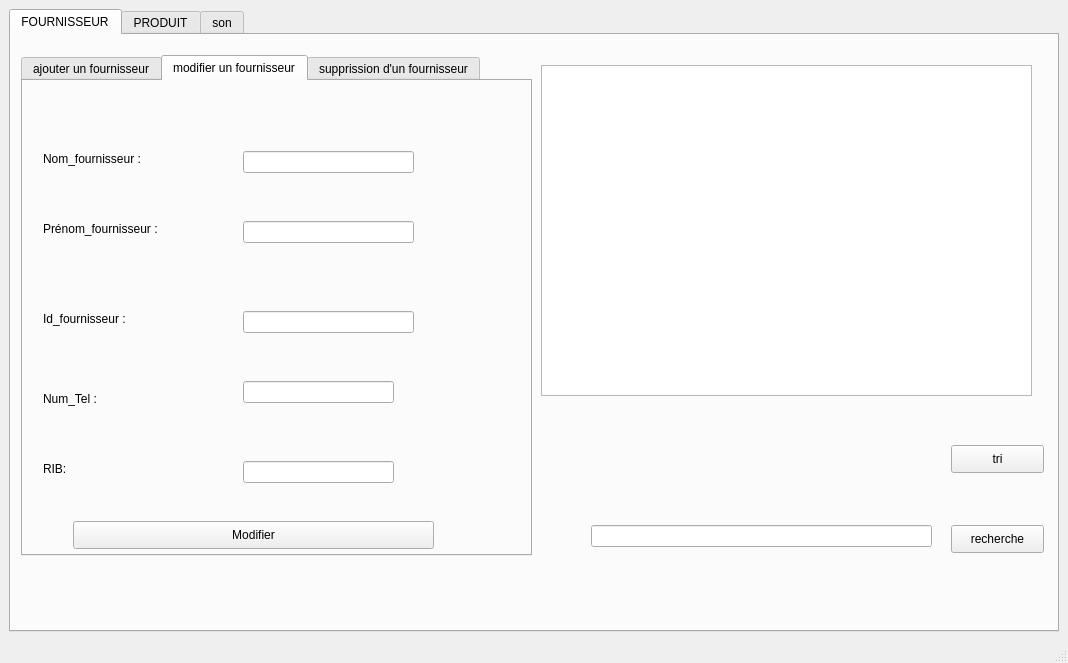
Before: the Qt Designer form Desktop/projet c++/gra/mainwindow.ui in boubakri-ch/Smart_Factory_2A5, drawn with Qt 5.
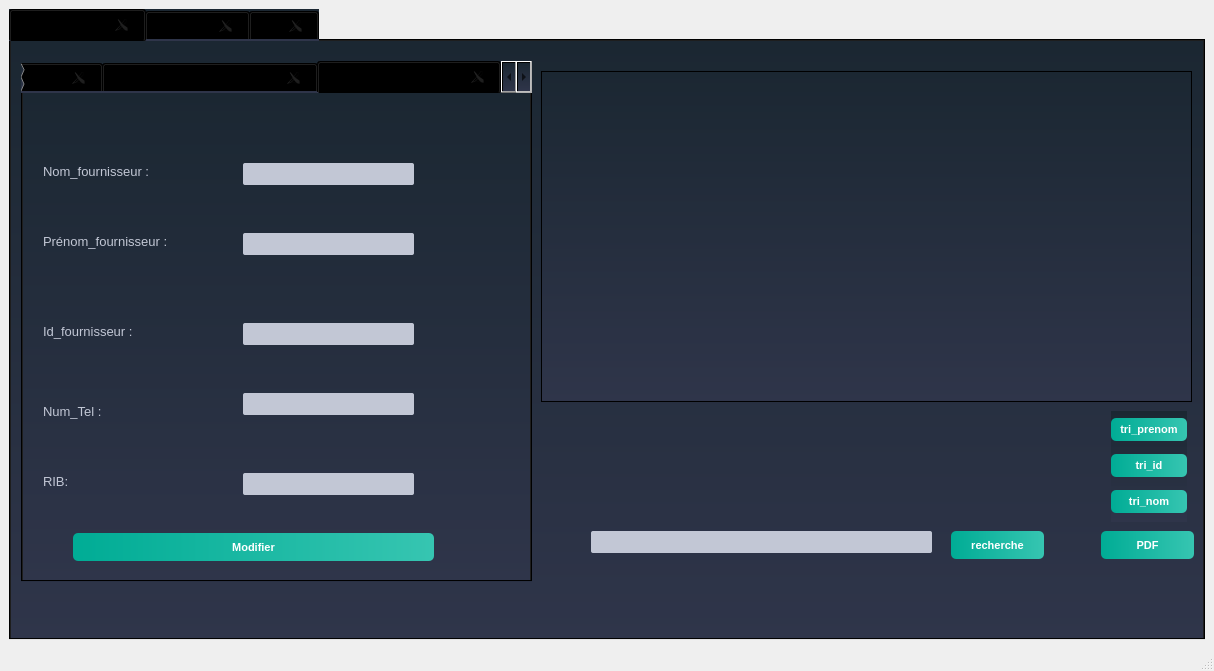
After: the same form once the commit is applied. The open tabs and pages were chosen to show the change.

```diff
--- a/Desktop/projet c++/gra/mainwindow.ui
+++ b/Desktop/projet c++/gra/mainwindow.ui
@@ -6,19 +6,41 @@
    <rect>
     <x>0</x>
     <y>0</y>
-    <width>1068</width>
-    <height>663</height>
+    <width>1214</width>
+    <height>671</height>
    </rect>
   </property>
   <property name="windowTitle">
    <string>MainWindow</string>
   </property>
+  <property name="styleSheet">
+   <string notr="true">color::rgb(85, 255, 255)
+</string>
+  </property>
   <widget class="QWidget" name="centralwidget">
    <layout class="QVBoxLayout" name="verticalLayout_8">
     <item>
      <widget class="QTabWidget" name="tabWidget">
+      <property name="font">
+       <font>
+        <weight>75</weight>
+        <italic>true</italic>
+        <bold>true</bold>
+        <underline>true</underline>
+        <strikeout>false</strikeout>
+       </font>
+      </property>
+      <property name="styleSheet">
+       <string notr="true">background-color: qlineargradient(spread:repeat, x1:1, y1:0, x2:1, y2:1, stop:0 rgba(27, 39, 50, 255),stop:1 rgba(47, 53, 74, 255));
+	color: #000000;
+
+</string>
+      </property>
       <property name="currentIndex">
-       <number>2</number>
+       <number>1</number>
+      </property>
+      <property name="tabsClosable">
+       <bool>true</bool>
       </property>
       <widget class="QWidget" name="tab">
        <attribute name="title">
@@ -30,11 +52,25 @@
           <x>10</x>
           <y>20</y>
           <width>511</width>
-          <height>501</height>
+          <height>521</height>
          </rect>
         </property>
+        <property name="font">
+         <font>
+          <weight>75</weight>
+          <italic>true</italic>
+          <bold>true</bold>
+          <underline>true</underline>
+         </font>
+        </property>
+        <property name="styleSheet">
+         <string notr="true">alternate-background-color: rgb(0, 0, 127);</string>
+        </property>
         <property name="currentIndex">
-         <number>1</number>
+         <number>0</number>
+        </property>
+        <property name="tabsClosable">
+         <bool>true</bool>
         </property>
         <widget class="QWidget" name="tab_3">
          <attribute name="title">
@@ -167,6 +203,92 @@
             <height>22</height>
            </rect>
           </property>
+          <property name="styleSheet">
+           <string notr="true">background-color: #c2c7d5;
+	color: #000;
+	font-weight: bold;
+	border: none;
+	border-radius: 2px;
+	padding: 3px;</string>
+          </property>
+         </widget>
+        </widget>
+        <widget class="QWidget" name="tab_4">
+         <attribute name="title">
+          <string>supprission d'un fournisseur</string>
+         </attribute>
+         <widget class="QLabel" name="label">
+          <property name="geometry">
+           <rect>
+            <x>30</x>
+            <y>130</y>
+            <width>131</width>
+            <height>16</height>
+           </rect>
+          </property>
+          <property name="styleSheet">
+           <string notr="true">QLabel
+{
+	background-color: transparent;
+	color: #c2c7d5;
+	font-size: 13px;
+
+}</string>
+          </property>
+          <property name="text">
+           <string>id_fournisseur</string>
+          </property>
+         </widget>
+         <widget class="QPushButton" name="pushButton">
+          <property name="geometry">
+           <rect>
+            <x>50</x>
+            <y>430</y>
+            <width>361</width>
+            <height>28</height>
+           </rect>
+          </property>
+          <property name="styleSheet">
+           <string notr="true">QPushButton
+{
+	background-color: qlineargradient(spread:pad, x1:0, y1:0.511, x2:1, y2:0.511, stop:0 rgba(0, 172, 149, 255),stop:0.995192 rgba(54, 197, 177, 255));
+	color: #fff;
+	font-size: 11px;
+	font-weight: bold;
+	border: none;
+	border-radius: 5px;
+	padding: 5px;
+
+}
+
+
+QPushButton::hover
+{
+	background-color: qlineargradient(spread:pad, x1:0, y1:0.511, x2:1, y2:0.511, stop:0 rgba(0, 207, 179, 255),stop:1 rgba(70, 255, 230, 255));
+
+}</string>
+          </property>
+          <property name="text">
+           <string>Supprimer</string>
+          </property>
+         </widget>
+         <widget class="QLineEdit" name="id_sup">
+          <property name="geometry">
+           <rect>
+            <x>220</x>
+            <y>130</y>
+            <width>161</width>
+            <height>22</height>
+           </rect>
+          </property>
+          <property name="styleSheet">
+           <string notr="true">background-color: #c2c7d5;
+	color: #000;
+	font-weight: bold;
+	border: none;
+	border-radius: 2px;
+	padding: 3px;</string>
+          </property>
          </widget>
         </widget>
         <widget class="QWidget" name="tab_5">
@@ -182,6 +304,15 @@
             <height>16</height>
            </rect>
           </property>
+          <property name="styleSheet">
+           <string notr="true">QLabel
+{
+	background-color: transparent;
+	color: #c2c7d5;
+	font-size: 13px;
+
+}</string>
+          </property>
           <property name="text">
            <string>Nom_fournisseur :</string>
           </property>
@@ -195,6 +326,15 @@
             <height>16</height>
            </rect>
           </property>
+          <property name="styleSheet">
+           <string notr="true">QLabel
+{
+	background-color: transparent;
+	color: #c2c7d5;
+	font-size: 13px;
+
+}</string>
+          </property>
           <property name="text">
            <string>Prénom_fournisseur :</string>
           </property>
@@ -208,6 +348,15 @@
             <height>16</height>
            </rect>
           </property>
+          <property name="styleSheet">
+           <string notr="true">QLabel
+{
+	background-color: transparent;
+	color: #c2c7d5;
+	font-size: 13px;
+
+}</string>
+          </property>
           <property name="text">
            <string>Id_fournisseur :</string>
           </property>
@@ -221,6 +370,14 @@
             <height>22</height>
            </rect>
           </property>
+          <property name="styleSheet">
+           <string notr="true">background-color: #c2c7d5;
+	color: #000;
+	font-weight: bold;
+	border: none;
+	border-radius: 2px;
+	padding: 3px;</string>
+          </property>
          </widget>
          <widget class="QLineEdit" name="prenom_modifier">
           <property name="geometry">
@@ -231,6 +388,14 @@
             <height>22</height>
            </rect>
           </property>
+          <property name="styleSheet">
+           <string notr="true">background-color: #c2c7d5;
+	color: #000;
+	font-weight: bold;
+	border: none;
+	border-radius: 2px;
+	padding: 3px;</string>
+          </property>
          </widget>
          <widget class="QLineEdit" name="id_modifier">
           <property name="geometry">
@@ -241,6 +406,14 @@
             <height>22</height>
            </rect>
           </property>
+          <property name="styleSheet">
+           <string notr="true">background-color: #c2c7d5;
+	color: #000;
+	font-weight: bold;
+	border: none;
+	border-radius: 2px;
+	padding: 3px;</string>
+          </property>
          </widget>
          <widget class="QPushButton" name="pushButton_3">
           <property name="geometry">
@@ -251,6 +424,26 @@
             <height>28</height>
            </rect>
           </property>
+          <property name="styleSheet">
+           <string notr="true">QPushButton
+{
+	background-color: qlineargradient(spread:pad, x1:0, y1:0.511, x2:1, y2:0.511, stop:0 rgba(0, 172, 149, 255),stop:0.995192 rgba(54, 197, 177, 255));
+	color: #fff;
+	font-size: 11px;
+	font-weight: bold;
+	border: none;
+	border-radius: 5px;
+	padding: 5px;
+
+}
+
+
+QPushButton::hover
+{
+	background-color: qlineargradient(spread:pad, x1:0, y1:0.511, x2:1, y2:0.511, stop:0 rgba(0, 207, 179, 255),stop:1 rgba(70, 255, 230, 255));
+
+}</string>
+          </property>
           <property name="text">
            <string>Modifier</string>
           </property>
@@ -264,6 +457,15 @@
             <height>16</height>
            </rect>
           </property>
+          <property name="styleSheet">
+           <string notr="true">QLabel
+{
+	background-color: transparent;
+	color: #c2c7d5;
+	font-size: 13px;
+
+}</string>
+          </property>
           <property name="text">
            <string>Num_Tel :</string>
           </property>
@@ -277,6 +479,15 @@
             <height>16</height>
            </rect>
           </property>
+          <property name="styleSheet">
+           <string notr="true">QLabel
+{
+	background-color: transparent;
+	color: #c2c7d5;
+	font-size: 13px;
+
+}</string>
+          </property>
           <property name="text">
            <string>RIB:</string>
           </property>
@@ -286,60 +497,35 @@
            <rect>
             <x>220</x>
             <y>300</y>
-            <width>151</width>
+            <width>171</width>
             <height>22</height>
            </rect>
           </property>
+          <property name="styleSheet">
+           <string notr="true">background-color: #c2c7d5;
+	color: #000;
+	font-weight: bold;
+	border: none;
+	border-radius: 2px;
+	padding: 3px;</string>
+          </property>
          </widget>
          <widget class="QLineEdit" name="RIB_modifier">
           <property name="geometry">
            <rect>
             <x>220</x>
             <y>380</y>
-            <width>151</width>
+            <width>171</width>
             <height>22</height>
            </rect>
           </property>
-         </widget>
-        </widget>
-        <widget class="QWidget" name="tab_4">
-         <attribute name="title">
-          <string>supprission d'un fournisseur</string>
-         </attribute>
-         <widget class="QLabel" name="label">
-          <property name="geometry">
-           <rect>
-            <x>30</x>
-            <y>130</y>
-            <width>131</width>
-            <height>16</height>
-           </rect>
-          </property>
-          <property name="text">
-           <string>id_fournisseur</string>
-          </property>
-         </widget>
-         <widget class="QPushButton" name="pushButton">
-          <property name="geometry">
-           <rect>
-            <x>50</x>
-            <y>430</y>
-            <width>361</width>
-            <height>28</height>
-           </rect>
-          </property>
-          <property name="text">
-           <string>Supprimer</string>
-          </property>
-         </widget>
-         <widget class="QLineEdit" name="id_sup">
-          <property name="geometry">
-           <rect>
-            <x>220</x>
-            <y>130</y>
-            <width>161</width>
-            <height>22</height>
-           </rect>
+          <property name="styleSheet">
+           <string notr="true">background-color: #c2c7d5;
+	color: #000;
+	font-weight: bold;
+	border: none;
+	border-radius: 2px;
+	padding: 3px;</string>
           </property>
          </widget>
         </widget>
@@ -349,22 +535,12 @@
          <rect>
           <x>530</x>
           <y>30</y>
-          <width>491</width>
+          <width>651</width>
           <height>331</height>
          </rect>
         </property>
-       </widget>
-       <widget class="QPushButton" name="pushButton_7">
-        <property name="geometry">
-         <rect>
-          <x>940</x>
-          <y>410</y>
-          <width>93</width>
-          <height>28</height>
-         </rect>
-        </property>
-        <property name="text">
-         <string>tri</string>
+        <property name="styleSheet">
+         <string notr="true">color: rgb(0, 255, 255);</string>
         </property>
        </widget>
        <widget class="QLineEdit" name="lineEdit_r_f">
@@ -376,6 +552,14 @@
           <height>22</height>
          </rect>
         </property>
+        <property name="styleSheet">
+         <string notr="true">background-color: #c2c7d5;
+	color: #000;
+	font-weight: bold;
+	border: none;
+	border-radius: 2px;
+	padding: 3px;</string>
+        </property>
        </widget>
        <widget class="QPushButton" name="pushButton_8">
         <property name="geometry">
@@ -386,10 +570,156 @@
           <height>28</height>
          </rect>
         </property>
+        <property name="styleSheet">
+         <string notr="true">QPushButton
+{
+	background-color: qlineargradient(spread:pad, x1:0, y1:0.511, x2:1, y2:0.511, stop:0 rgba(0, 172, 149, 255),stop:0.995192 rgba(54, 197, 177, 255));
+	color: #fff;
+	font-size: 11px;
+	font-weight: bold;
+	border: none;
+	border-radius: 5px;
+	padding: 5px;
+
+}
+
+
+QPushButton::hover
+{
+	background-color: qlineargradient(spread:pad, x1:0, y1:0.511, x2:1, y2:0.511, stop:0 rgba(0, 207, 179, 255),stop:1 rgba(70, 255, 230, 255));
+
+}</string>
+        </property>
         <property name="text">
          <string>recherche</string>
         </property>
        </widget>
+       <widget class="QPushButton" name="pushButton_9">
+        <property name="geometry">
+         <rect>
+          <x>1090</x>
+          <y>490</y>
+          <width>93</width>
+          <height>28</height>
+         </rect>
+        </property>
+        <property name="styleSheet">
+         <string notr="true">QPushButton
+{
+	background-color: qlineargradient(spread:pad, x1:0, y1:0.511, x2:1, y2:0.511, stop:0 rgba(0, 172, 149, 255),stop:0.995192 rgba(54, 197, 177, 255));
+	color: #fff;
+	font-size: 11px;
+	font-weight: bold;
+	border: none;
+	border-radius: 5px;
+	padding: 5px;
+
+}
+
+
+QPushButton::hover
+{
+	background-color: qlineargradient(spread:pad, x1:0, y1:0.511, x2:1, y2:0.511, stop:0 rgba(0, 207, 179, 255),stop:1 rgba(70, 255, 230, 255));
+
+}</string>
+        </property>
+        <property name="text">
+         <string>PDF</string>
+        </property>
+       </widget>
+       <widget class="QWidget" name="">
+        <property name="geometry">
+         <rect>
+          <x>1100</x>
+          <y>370</y>
+          <width>76</width>
+          <height>111</height>
+         </rect>
+        </property>
+        <layout class="QVBoxLayout" name="verticalLayout_2">
+         <item>
+          <widget class="QPushButton" name="pushButton_12">
+           <property name="styleSheet">
+            <string notr="true">QPushButton
+{
+	background-color: qlineargradient(spread:pad, x1:0, y1:0.511, x2:1, y2:0.511, stop:0 rgba(0, 172, 149, 255),stop:0.995192 rgba(54, 197, 177, 255));
+	color: #fff;
+	font-size: 11px;
+	font-weight: bold;
+	border: none;
+	border-radius: 5px;
+	padding: 5px;
+
+}
+
+
+QPushButton::hover
+{
+	background-color: qlineargradient(spread:pad, x1:0, y1:0.511, x2:1, y2:0.511, stop:0 rgba(0, 207, 179, 255),stop:1 rgba(70, 255, 230, 255));
+
+}</string>
+           </property>
+           <property name="text">
+            <string>tri_prenom</string>
+           </property>
+          </widget>
+         </item>
+         <item>
+          <widget class="QPushButton" name="pushButton_11">
+           <property name="styleSheet">
+            <string notr="true">QPushButton
+{
+	background-color: qlineargradient(spread:pad, x1:0, y1:0.511, x2:1, y2:0.511, stop:0 rgba(0, 172, 149, 255),stop:0.995192 rgba(54, 197, 177, 255));
+	color: #fff;
+	font-size: 11px;
+	font-weight: bold;
+	border: none;
+	border-radius: 5px;
+	padding: 5px;
+
+}
+
+
+QPushButton::hover
+{
+	background-color: qlineargradient(spread:pad, x1:0, y1:0.511, x2:1, y2:0.511, stop:0 rgba(0, 207, 179, 255),stop:1 rgba(70, 255, 230, 255));
+
+}</string>
+           </property>
+           <property name="text">
+            <string>tri_id</string>
+           </property>
+          </widget>
+         </item>
+         <item>
+          <widget class="QPushButton" name="pushButton_7">
+           <property name="styleSheet">
+            <string notr="true">QPushButton
+{
+	background-color: qlineargradient(spread:pad, x1:0, y1:0.511, x2:1, y2:0.511, stop:0 rgba(0, 172, 149, 255),stop:0.995192 rgba(54, 197, 177, 255));
+	color: #fff;
+	font-size: 11px;
+	font-weight: bold;
+	border: none;
+	border-radius: 5px;
+	padding: 5px;
+
+}
+
+
+QPushButton::hover
+{
+	background-color: qlineargradient(spread:pad, x1:0, y1:0.511, x2:1, y2:0.511, stop:0 rgba(0, 207, 179, 255),stop:1 rgba(70, 255, 230, 255));
+
+}</string>
+           </property>
+           <property name="text">
+            <string>tri_nom</string>
+           </property>
+          </widget>
+         </item>
+        </layout>
+       </widget>
       </widget>
       <widget class="QWidget" name="tab_2">
        <attribute name="title">
```
Left out of the diff: 622 changed lines with no effect on the pictures.
